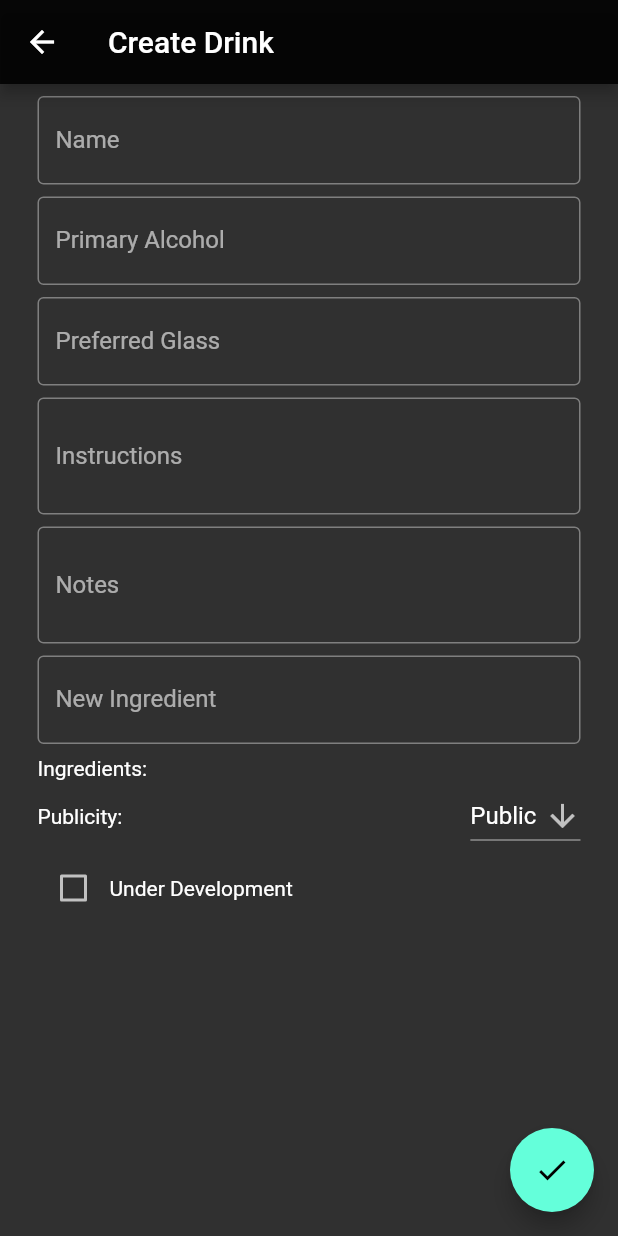
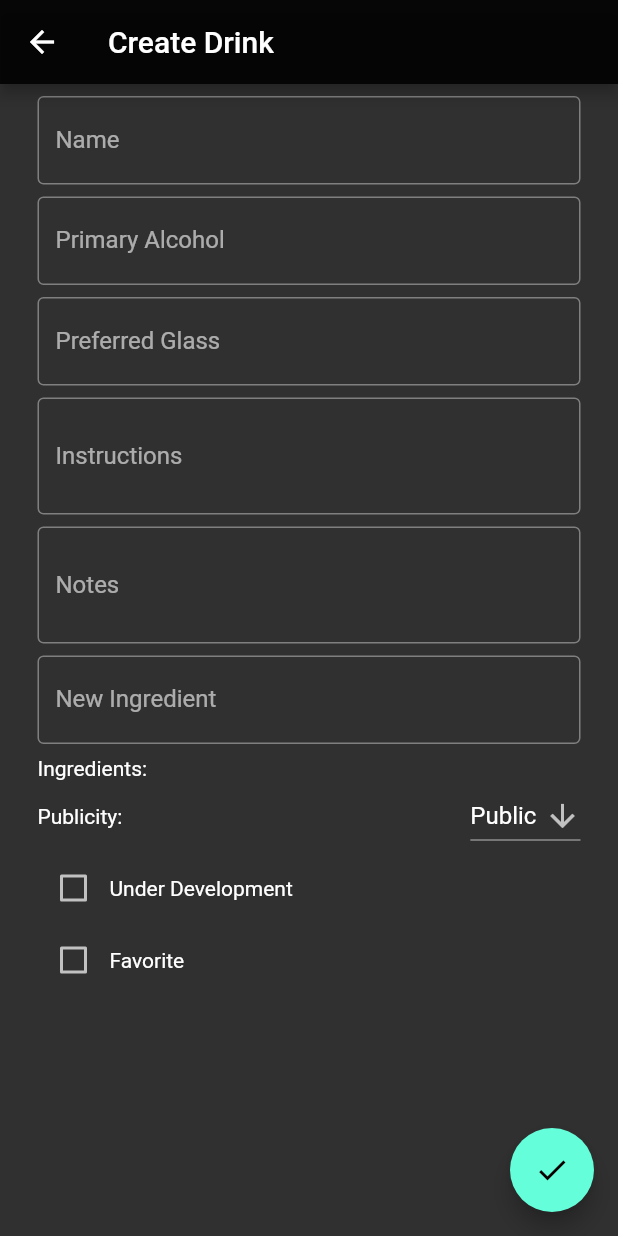
Before and after one commit to nicjohnson145/mixer-remote, a Flutter app: the AddEditDrink screen opened by its route, on a phone screen of 412 x 824 dp. Run offline on Flutter 3.47's test engine with Material 2 defaults, Android fonts, the light colour scheme and no system bars; our stand-ins replace another_flushbar, fixnum, shared_preferences, tuple; missing offline and left inert: uri; accounts and stored records are empty.

Commit message:
feat: copy-pasta implementation of favorites

```diff
--- a/lib/add_edit.dart
+++ b/lib/add_edit.dart
@@ -34,6 +34,7 @@ class _AddEditDrinkState extends State<AddEditDrink> {
     List<String> ingredients = [];
     String? publicity;
     bool underDevelopment = false;
+    bool isFavorite = false;
 
     List<FocusNode> ingredientsFocusNodes = [];
     FocusNode newIngredientFocus = FocusNode();
@@ -60,6 +61,7 @@ class _AddEditDrinkState extends State<AddEditDrink> {
             id = widget.drink!.id;
             publicity = widget.drink!.publicity;
             underDevelopment = widget.drink!.underDevelopment;
+            isFavorite = widget.drink!.isFavorite;
         }
     }
 
@@ -155,6 +157,22 @@ class _AddEditDrinkState extends State<AddEditDrink> {
         );
     }
 
+    Widget buildFavoriteCheckbox() {
+        return Row(
+            children: [
+                Checkbox(
+                    value: isFavorite,
+                    onChanged: (bool? value) {
+                        setState(() {
+                            isFavorite = value!;
+                        });
+                    },
+                ),
+                const Text("Favorite"),
+            ],
+        );
+    }
+
     Widget getPublicityDropdown() {
         return Row(
             children: <Widget>[
@@ -216,6 +234,7 @@ class _AddEditDrinkState extends State<AddEditDrink> {
         components.addAll(getIngredientsList());
         components.add(getPublicityDropdown());
         components.add(buildDevelopmentCheckbox());
+        components.add(buildFavoriteCheckbox());
         return Scrollbar(
             child: ListView.builder(
                 itemCount: components.length,
@@ -268,6 +287,7 @@ class _AddEditDrinkState extends State<AddEditDrink> {
                 ingredients: ingredients,
                 publicity: publicity ?? Public,
                 underDevelopment: underDevelopment,
+                isFavorite: isFavorite,
             );
             setState(() {
                 if (widget.drink == null) {
--- a/lib/drink.dart
+++ b/lib/drink.dart
@@ -11,6 +11,7 @@ class Drink {
     String? notes;
     String publicity;
     bool underDevelopment;
+    bool isFavorite;
 
     Drink({
         required this.id,
@@ -23,6 +24,7 @@ class Drink {
         this.notes,
         required this.publicity,
         required this.underDevelopment,
+        required this.isFavorite,
     });
 
     factory Drink.fromJson(Map<String, dynamic> d) {
@@ -37,6 +39,7 @@ class Drink {
             notes: d["notes"],
             publicity: d["publicity"],
             underDevelopment: d["under_development"],
+            isFavorite:  d["favorite"],
         );
     }
 }
@@ -50,6 +53,7 @@ class DrinkRequest {
     String? notes;
     String publicity;
     bool underDevelopment;
+    bool isFavorite;
 
     DrinkRequest({
         required this.name,
@@ -60,6 +64,7 @@ class DrinkRequest {
         this.notes,
         required this.publicity,
         required this.underDevelopment,
+        required this.isFavorite,
     });
 
     Map<String, dynamic> toJson() {
@@ -69,6 +74,7 @@ class DrinkRequest {
             "ingredients": ingredients,
             "publicity": publicity,
             "under_development": underDevelopment,
+            "favorite": isFavorite,
         };
         if (preferredGlass != null) {
             j["preferred_glass"] = preferredGlass!;
```
Also changed, not shown: lib/views/drink_details.dart (+10 -0 lines), lib/views/drink_list.dart (+7 -0 lines).
